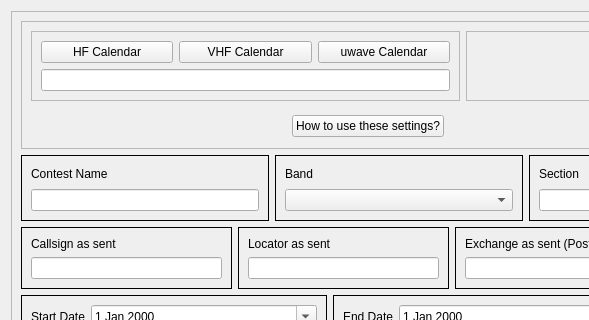
Old version of the form mqt/MqtLogger/contestdetails.ui in the repository Rsclub22/Minos2-Mirror; both pictures show x 0 to 589 and y 0 to 320 of the 925 by 820 pixel window.
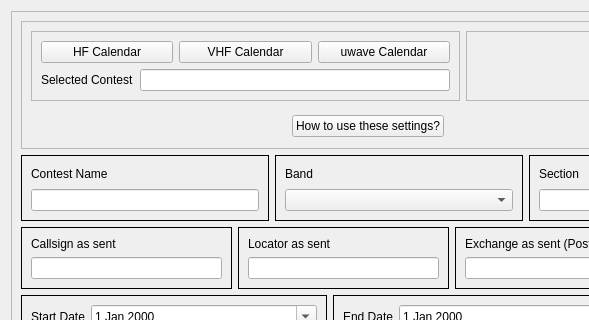
New version of the form. Custom widgets are drawn as their Qt base class.

Commit message: Selected Contest - make clearer, and stop editting of it

```diff
--- a/mqt/MqtLogger/contestdetails.ui
+++ b/mqt/MqtLogger/contestdetails.ui
@@ -10,6 +10,12 @@
     <height>820</height>
    </rect>
   </property>
+  <property name="minimumSize">
+   <size>
+    <width>0</width>
+    <height>0</height>
+   </size>
+  </property>
   <property name="windowTitle">
    <string>Contest Details</string>
   </property>
@@ -30,8 +36,8 @@
        <rect>
         <x>0</x>
         <y>0</y>
-        <width>888</width>
-        <height>765</height>
+        <width>905</width>
+        <height>768</height>
        </rect>
       </property>
       <layout class="QVBoxLayout" name="verticalLayout_24">
@@ -57,6 +63,12 @@
                 <verstretch>0</verstretch>
                </sizepolicy>
               </property>
+              <property name="minimumSize">
+               <size>
+                <width>0</width>
+                <height>0</height>
+               </size>
+              </property>
               <property name="frameShape">
                <enum>QFrame::StyledPanel</enum>
               </property>
@@ -90,11 +102,25 @@
                 </layout>
                </item>
                <item>
-                <widget class="QLineEdit" name="ContestNameSelected">
-                 <property name="clearButtonEnabled">
-                  <bool>true</bool>
-                 </property>
-                </widget>
+                <layout class="QHBoxLayout" name="horizontalLayout_9">
+                 <item>
+                  <widget class="QLabel" name="label_19">
+                   <property name="text">
+                    <string>Selected Contest</string>
+                   </property>
+                  </widget>
+                 </item>
+                 <item>
+                  <widget class="QLineEdit" name="ContestNameSelected">
+                   <property name="readOnly">
+                    <bool>true</bool>
+                   </property>
+                   <property name="clearButtonEnabled">
+                    <bool>false</bool>
+                   </property>
+                  </widget>
+                 </item>
+                </layout>
                </item>
               </layout>
              </widget>
```
The commit also changes 3 other files.
